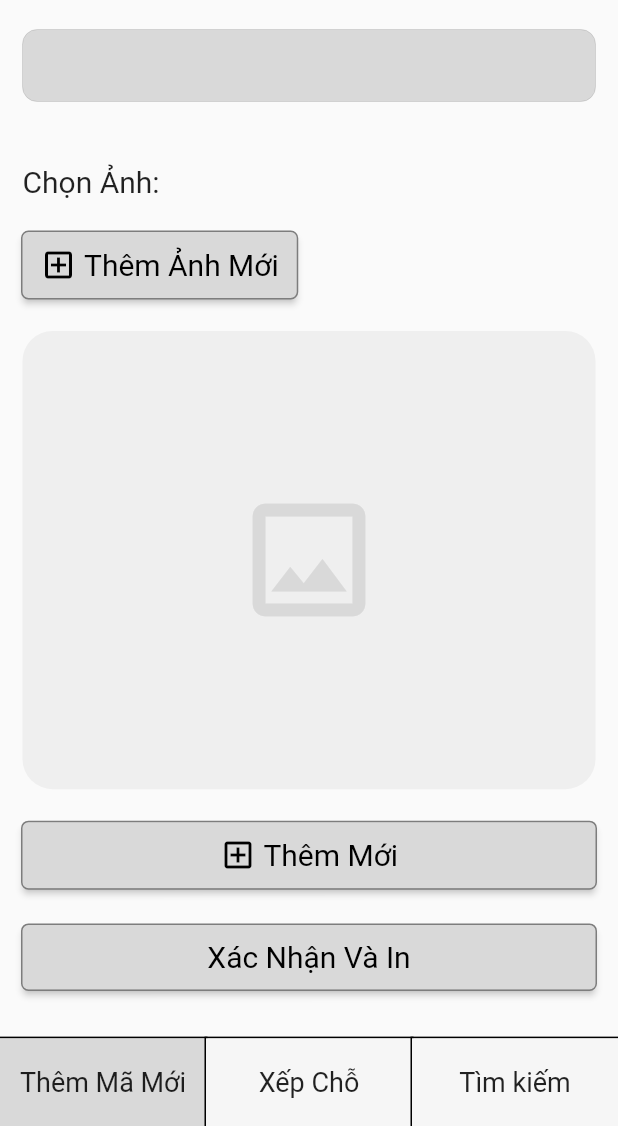
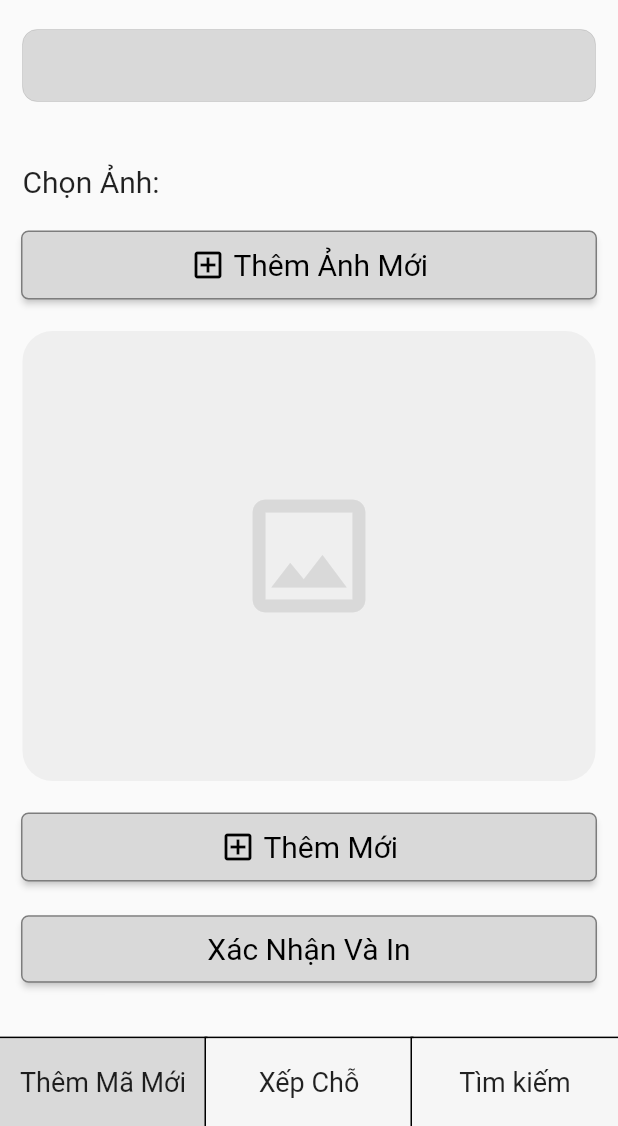
Before and after one commit to tanphuccgl/printer, a Flutter app: the screen it shows after launch, on a phone screen of 412 x 824 dp, the part 110-1236 px from its top. Run offline on Flutter 3.47's test engine with Material 2 defaults, Android fonts, the phone set to English and light mode, and no system bars; our stand-ins replace bot_toast, cloud_firestore, equatable, firebase_core, firebase_storage, flutter_bloc and 7 more; accounts and stored records are empty.

```diff
--- a/lib/src/features/add_new_code/pages/add_new_code_page.dart
+++ b/lib/src/features/add_new_code/pages/add_new_code_page.dart
@@ -20,13 +20,11 @@ class AddNewCodePage extends StatelessWidget {
           return Scaffold(
             resizeToAvoidBottomInset: false,
             body: SafeArea(
-              child: Padding(
+              child: ListView(
                   padding: const EdgeInsets.symmetric(
                     vertical: 30,
                     horizontal: 15,
                   ),
-                child: Column(
-                    crossAxisAlignment: CrossAxisAlignment.start,
                   children: [
                     const SizedBox(height: 20),
                     const Text(
@@ -85,9 +83,8 @@ class AddNewCodePage extends StatelessWidget {
                     ),
                     const SizedBox(height: 20),
                     state.fileImage != null
-                          ? Expanded(
-                              child: Container(
-                              height: 170,
+                        ? Container(
+                            height: 300,
                             width: size.width,
                             decoration: BoxDecoration(
                                 image: DecorationImage(
@@ -97,10 +94,9 @@ class AddNewCodePage extends StatelessWidget {
                                     fit: BoxFit.scaleDown),
                                 borderRadius: BorderRadius.circular(20),
                                 border: Border.all(color: XColors.primary3)),
-                            ))
-                          : Expanded(
-                              child: Container(
-                                height: 170,
+                          )
+                        : Container(
+                            height: 300,
                             width: size.width,
                             decoration: BoxDecoration(
                               borderRadius: BorderRadius.circular(20),
@@ -110,7 +106,6 @@ class AddNewCodePage extends StatelessWidget {
                               Icons.image_outlined,
                               size: 100,
                               color: XColors.primary2,
-                                ),
                             ),
                           ),
                     const SizedBox(height: 20),
@@ -124,8 +119,9 @@ class AddNewCodePage extends StatelessWidget {
                             backgroundColor: XColors.primary2,
                             padding: const EdgeInsets.symmetric(
                                 vertical: 10, horizontal: 12)),
-                          onPressed: () =>
-                              context.read<AddNewCodeBloc>().createNewProduct(),
+                        onPressed: () => context
+                            .read<AddNewCodeBloc>()
+                            .createNewProduct(context),
                         child: const Row(
                           mainAxisSize: MainAxisSize.min,
                           children: [
@@ -173,7 +169,6 @@ class AddNewCodePage extends StatelessWidget {
                     ),
                   ]),
             ),
-            ),
           );
         },
       ),
--- a/lib/src/features/sort/cubit/sort_bloc.dart
+++ b/lib/src/features/sort/cubit/sort_bloc.dart
@@ -46,15 +46,15 @@ class SortBloc extends Cubit<SortState> {
   }
 
   void onChangedShelfNumber(String value) {
-    emit(state.copyWith(shelfNumber: int.tryParse(value) ?? 0));
+    emit(state.copyWith(shelfNumber: value));
   }
 
   void onChangedColumnNumber(String value) {
-    emit(state.copyWith(columnNumber: int.tryParse(value) ?? 0));
+    emit(state.copyWith(columnNumber: value));
   }
 
   void onChangedFloorNumber(String value) {
-    emit(state.copyWith(floorNumber: int.tryParse(value) ?? 0));
+    emit(state.copyWith(floorNumber: value));
   }
 
   void onChangedLocation(LocationEnum value) {
--- a/lib/src/network/model/product_model.dart
+++ b/lib/src/network/model/product_model.dart
@@ -41,9 +41,9 @@ class ProductModel extends BaseModel {
   final String name;
   final LocationEnum location;
   final String image;
-  final int shelfNumber;
-  final int columnNumber;
-  final int floorNumber;
+  final String shelfNumber;
+  final String columnNumber;
+  final String floorNumber;
 
   ProductModel({
     String? id,
@@ -52,9 +52,9 @@ class ProductModel extends BaseModel {
     Timestamp? updateAt,
     required this.name,
     this.image = "",
-    this.shelfNumber = 0,
-    this.columnNumber = 0,
-    this.floorNumber = 0,
+    this.shelfNumber = '',
+    this.columnNumber = '',
+    this.floorNumber = '',
   }) : super(id: id ?? "", createAt: createAt, updateAt: updateAt);
 
   factory ProductModel.empty() {
@@ -63,9 +63,9 @@ class ProductModel extends BaseModel {
       location: LocationEnum.inside,
       name: "",
       image: "",
-      shelfNumber: 0,
-      columnNumber: 0,
-      floorNumber: 0,
+      shelfNumber: '',
+      columnNumber: '',
+      floorNumber: '',
     );
   }
 
@@ -75,9 +75,9 @@ class ProductModel extends BaseModel {
       location: LocationEnum.inside,
       name: "",
       image: "",
-      shelfNumber: 0,
-      columnNumber: 0,
-      floorNumber: 0,
+      shelfNumber: '',
+      columnNumber: '',
+      floorNumber: '',
     );
   }
 
@@ -122,9 +122,9 @@ class ProductModel extends BaseModel {
     String? name,
     LocationEnum? location,
     String? image,
-    int? shelfNumber,
-    int? columnNumber,
-    int? floorNumber,
+    String? shelfNumber,
+    String? columnNumber,
+    String? floorNumber,
     String? id,
   }) {
     return ProductModel(
```
Also changed, not shown: lib/src/features/add_new_code/cubit/add_new_code_bloc.dart (+56 -2 lines), lib/src/features/search/pages/search_page.dart (+12 -27 lines), lib/src/features/sort/cubit/sort_state.dart (+9 -9 lines), lib/src/features/sort/pages/sort_page.dart (+5 -21 lines). Lines whose indentation alone changed are shown as unchanged.
